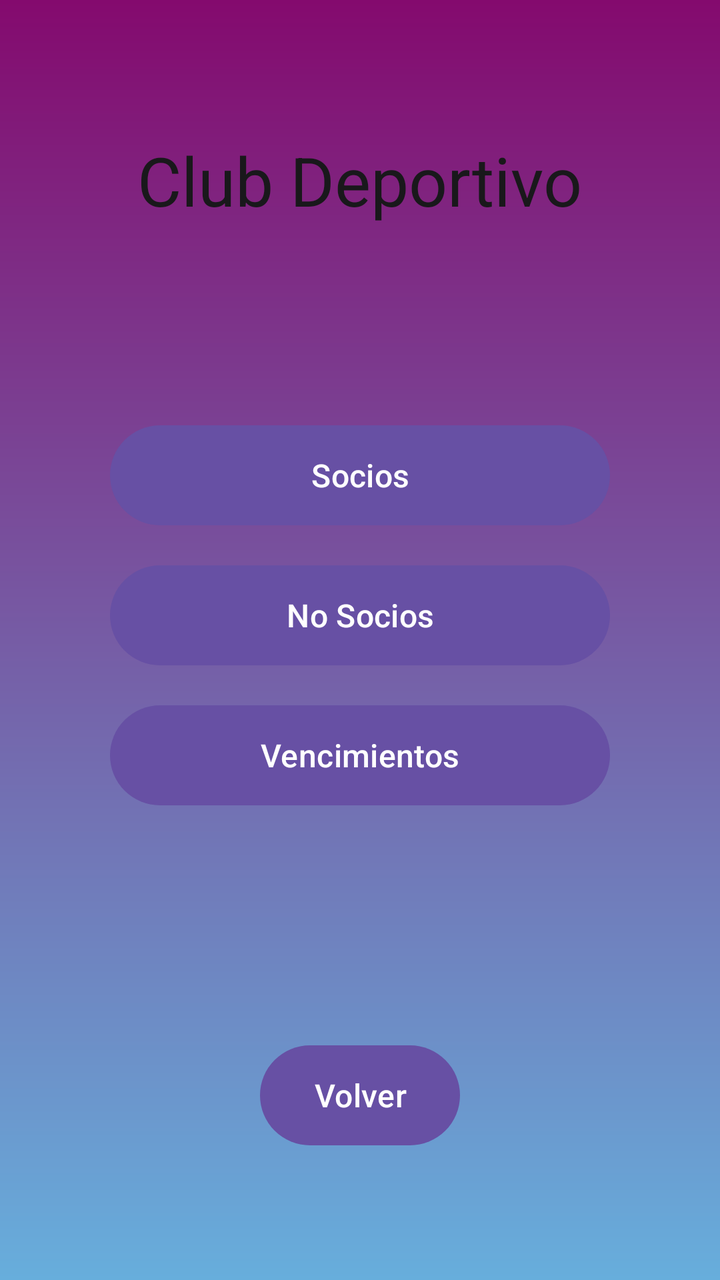
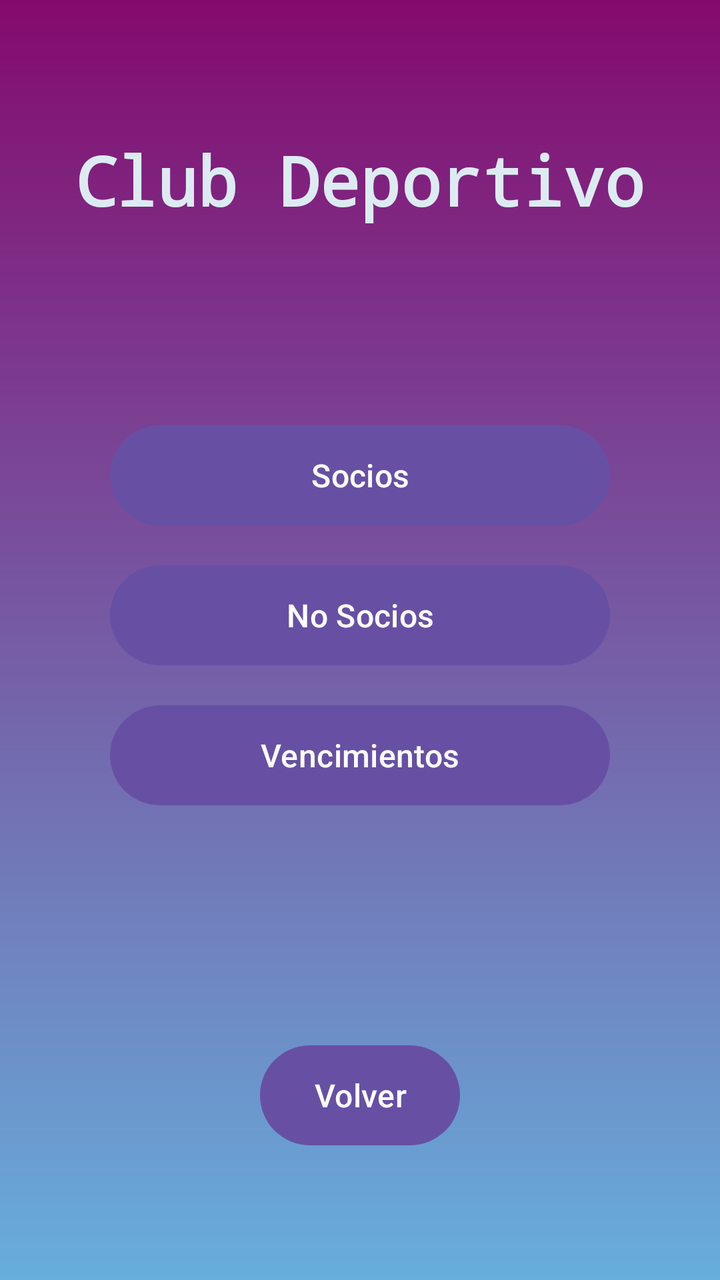

The first picture is an Android layout as it rendered before a commit; the second is the same layout after the commit. The layout source and the unified diff follow.
<!-- AndroidManifest.xml: application theme Theme.ClubDeportivo -->
<!-- res/layout/activity_clients_menu.xml -->
<?xml version="1.0" encoding="utf-8"?>
<LinearLayout xmlns:android="http://schemas.android.com/apk/res/android"
    android:layout_width="match_parent"
    android:layout_height="match_parent"
    android:orientation="vertical"
    android:background="@drawable/gradient_background"
    android:gravity="center"
    android:padding="16dp">

    <TextView
        android:layout_width="wrap_content"
        android:layout_height="wrap_content"
        android:textColor="#19181B"
        android:text="Club Deportivo" android:textSize="34sp"
        android:layout_marginBottom="100dp"/>

    <Button
        android:id="@+id/btnSocios"
        android:layout_width="250dp"
        android:layout_height="50dp"
        android:text="Socios"
        android:textSize="16sp"
        android:textColor="#FFFFFF"
        android:layout_marginBottom="20dp"
        android:backgroundTint="@android:color/holo_purple"
        android:background="@drawable/button_background"/>

    <Button
        android:id="@+id/btnNoSocios"
        android:layout_width="250dp"
        android:layout_height="50dp"
        android:text="No Socios"
        android:textSize="16sp"
        android:textColor="#FFFFFF"
        android:layout_marginBottom="20dp"
        android:backgroundTint="@android:color/holo_purple"
        android:background="@drawable/button_background"/>

    <Button
        android:id="@+id/btnVencimientos"
        android:layout_width="250dp"
        android:layout_height="50dp"
        android:text="Vencimientos"
        android:textSize="16sp"
        android:textColor="#FFFFFF"
        android:layout_marginBottom="120dp"
        android:backgroundTint="@android:color/holo_purple"
        android:background="@drawable/button_background"/>

    <Button
        android:layout_width="100dp"
        android:layout_height="50dp"
        android:text="Volver"
        android:textSize="16sp"
        android:textColor="#FFFFFF"
        android:backgroundTint="@android:color/holo_red_dark"
        android:background="@drawable/button_background_exit"/>

</LinearLayout>
<!-- resources referenced by this layout -->
<resources>
  <!-- drawable button_background (drawable) -->
  <?xml version="1.0" encoding="utf-8"?>
  <selector xmlns:android="http://schemas.android.com/apk/res/android">
      <item>
          <shape>
              <solid android:color="#840A6E" />
              <corners android:radius="25dp" />
              <padding android:left="10dp" android:right="10dp" android:top="5dp" android:bottom="5dp" />
          </shape>
      </item>
  </selector>
  <!-- drawable button_background_exit (drawable) -->
  <?xml version="1.0" encoding="utf-8"?>
  <selector xmlns:android="http://schemas.android.com/apk/res/android">
      <item>
          <shape>
              <solid android:color="#D32F2F" />
              <corners android:radius="25dp" />
              <padding android:left="10dp" android:right="10dp" android:top="5dp" android:bottom="5dp" />
          </shape>
      </item>
  </selector>
  <!-- drawable gradient_background (drawable) -->
  <?xml version="1.0" encoding="utf-8"?>
  <layer-list xmlns:android="http://schemas.android.com/apk/res/android">
      <item>
          
          <shape>
              <gradient
                  android:angle="90"
                  android:startColor="#67AEDC"
                  android:centerColor="#765CA5"
                  android:endColor="#840A6E"
                  android:type="linear" />
          </shape>
      </item>
  </layer-list>
  <style name="Theme.ClubDeportivo" parent="Base.Theme.ClubDeportivo" />
  <style name="Base.Theme.ClubDeportivo" parent="Theme.Material3.DayNight.NoActionBar">
          
          
      </style>
</resources>

<!-- the commit's change to res/layout/activity_clients_menu.xml (unified diff, before → after) -->
@@ -10,20 +10,23 @@
     <TextView
         android:layout_width="wrap_content"
         android:layout_height="wrap_content"
-        android:textColor="#19181B"
-        android:text="Club Deportivo" android:textSize="34sp"
-        android:layout_marginBottom="100dp"/>
+        android:layout_marginBottom="100dp"
+        android:fontFamily="monospace"
+        android:text="Club Deportivo"
+        android:textColor="#DCEBF2"
+        android:textSize="34sp"
+        android:textStyle="bold" />
 
     <Button
         android:id="@+id/btnSocios"
         android:layout_width="250dp"
         android:layout_height="50dp"
+        android:layout_marginBottom="20dp"
+        android:background="@drawable/button_background"
+        android:backgroundTint="@android:color/holo_purple"
         android:text="Socios"
-        android:textSize="16sp"
         android:textColor="#FFFFFF"
-        android:layout_marginBottom="20dp"
-        android:backgroundTint="@android:color/holo_purple"
-        android:background="@drawable/button_background"/>
+        android:textSize="16sp" />
 
     <Button
         android:id="@+id/btnNoSocios"
@@ -48,12 +51,13 @@
         android:background="@drawable/button_background"/>
 
     <Button
+        android:id="@+id/btnVolver"
         android:layout_width="100dp"
         android:layout_height="50dp"
+        android:background="@drawable/button_background_exit"
+        android:backgroundTint="@android:color/holo_red_dark"
         android:text="Volver"
-        android:textSize="16sp"
         android:textColor="#FFFFFF"
-        android:backgroundTint="@android:color/holo_red_dark"
-        android:background="@drawable/button_background_exit"/>
+        android:textSize="16sp" />
 
 </LinearLayout>
